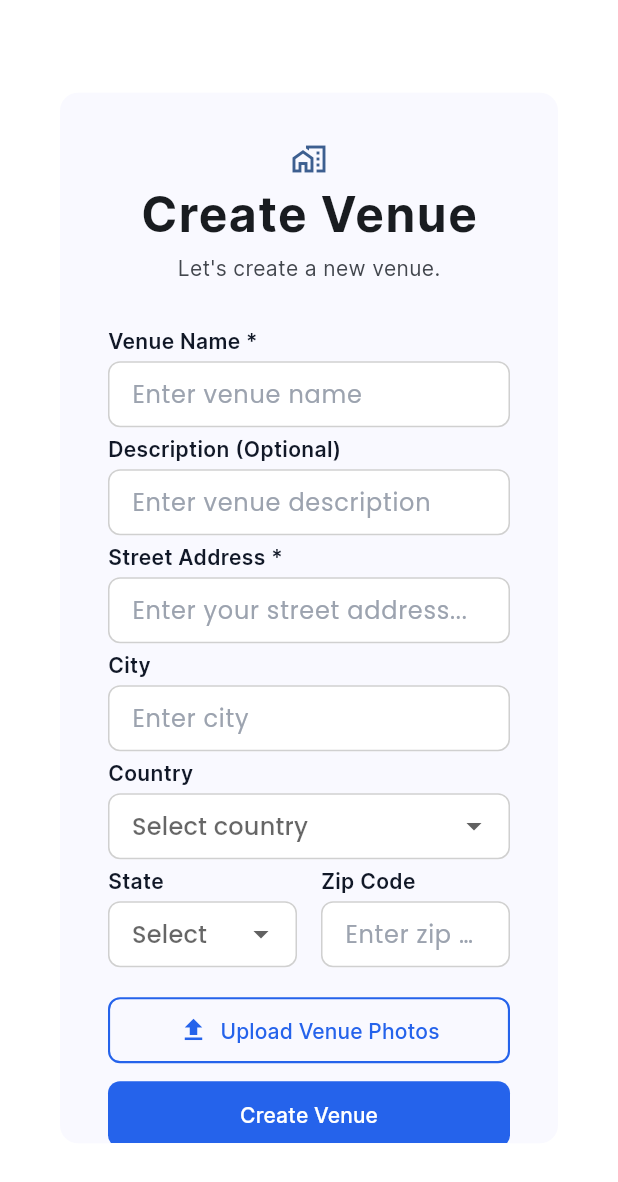
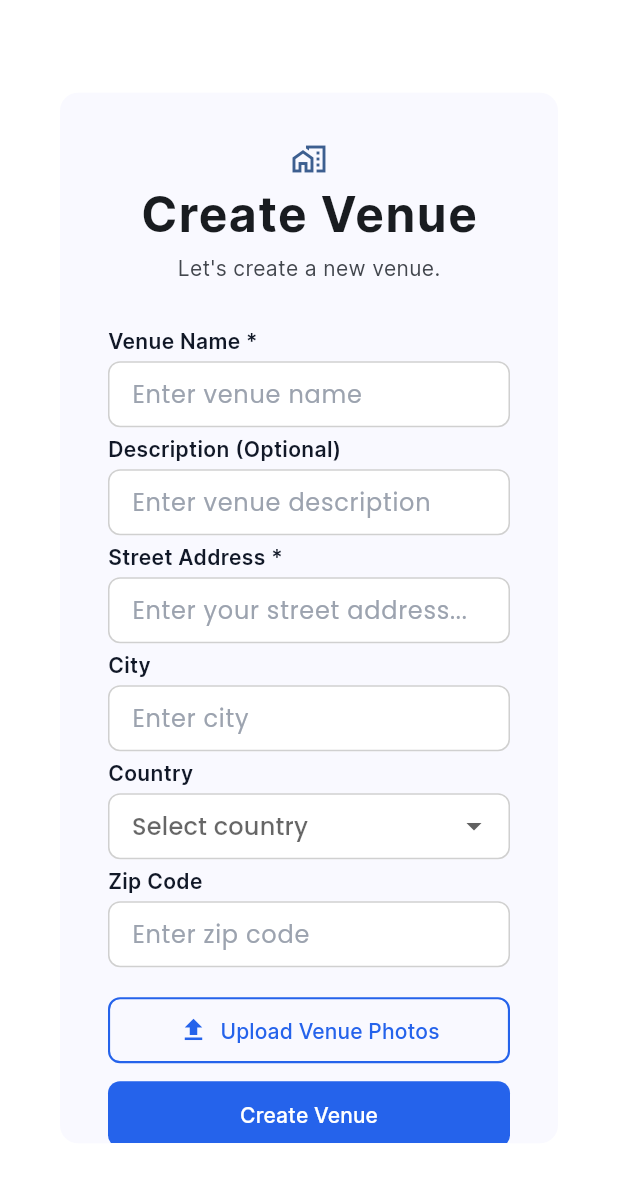
Before and after one commit to MilenkoTrifkovic/Traxx_events, a Flutter app: the CreateVenuePopupView widget shown alone on an empty page, opened directly with empty values, on a phone screen of 412 x 824 dp. Shown: the top 1182 px of the screen. Run offline on Flutter 3.47's test engine with Material 3 defaults, Android fonts, the phone set to English and light mode, and no system bars; our stand-ins replace cloud_firestore, cloud_functions, csv, dropdown_search, easy_localization, file_picker and 18 more; missing offline and left inert: dart:html, excel, firebase_ui_auth, map_location_picker, money2, nominatim_geocoding and 1 more; accounts and stored records are empty.

Commit message:
display state dropdown only when US selected

```diff
--- a/lib/controller/global_controllers/organisation_controller.dart
+++ b/lib/controller/global_controllers/organisation_controller.dart
@@ -75,6 +75,7 @@ class OrganisationController extends GetxController {
   /// Returns true if update succeeded, false otherwise.
   Future<bool> updateOrganisation(Organisation org) async {
     try {
+      print(  'Updating organisation: ${org.toJson()}');
       // isLoading.value = true;
       final updated = await _firestoreServices.updateOrganisation(org);
       organisation.value = updated;
--- a/lib/helper/validation_helper.dart
+++ b/lib/helper/validation_helper.dart
@@ -161,10 +161,14 @@ class ValidationHelper {
     required String? zipCode,
     required String? timezone,
   }) {
+    // State validation only required for United States
+    final stateValid = country != 'United States' ||
+        validateDropdownSelection(state, 'state') == null;
+
     return validateAddress(address) == null &&
         validateCity(city) == null &&
         validateDropdownSelection(country, 'country') == null &&
-        validateDropdownSelection(state, 'state') == null &&
+        stateValid &&
         validateZipCode(zipCode) == null &&
         validateDropdownSelection(timezone, 'timezone') == null;
   }
--- a/lib/models/organisation.dart
+++ b/lib/models/organisation.dart
@@ -11,7 +11,7 @@ class Organisation {
   final String street; // address.street
   final String city; // address.city
   final String zip; // address.zip
-  final String state; // address.state
+  final String? state; // address.state - Optional (only for USA)
   final String country; // address.country
 
   final String timezone; // Required
@@ -35,7 +35,7 @@ class Organisation {
     required this.street,
     required this.city,
     required this.zip,
-    required this.state,
+    this.state, // Optional - only required for USA
     required this.country,
     required this.timezone,
     this.currency = 'USD', // Default to USD if not provided
@@ -65,7 +65,7 @@ class Organisation {
       'address': {
         'street': street,
         'city': city,
-        'state': state,
+        if (state != null) 'state': state,
         'zip': zip,
         'country': country,
       },
@@ -158,7 +158,7 @@ class Organisation {
       'address': {
         'street': street,
         'city': city,
-        'state': state,
+        if (state != null) 'state': state,
         'zip': zip,
         'country': country,
       },
@@ -188,6 +188,7 @@ class Organisation {
     DateTime? createdAt,
     DateTime? modifiedDate,
     bool? isDisabled,
+    bool clearState = false, // Special flag to explicitly clear state
   }) {
     return Organisation(
       organisationId: organisationId ?? this.organisationId,
@@ -196,7 +197,7 @@ class Organisation {
       website: website ?? this.website,
       street: street ?? this.street,
       city: city ?? this.city,
-      state: state ?? this.state,
+      state: clearState ? null : (state ?? this.state),
       zip: zip ?? this.zip,
       country: country ?? this.country,
       timezone: timezone ?? this.timezone,
--- a/lib/models/venue.dart
+++ b/lib/models/venue.dart
@@ -27,7 +27,7 @@ class Venue {
   final String street; // address.street
   final String city; // address.city
   final String zip; // address.zip
-  final String state; // address.state
+  final String? state; // address.state - Optional (only for USA)
   final String country; // address.country
 
   /// Optional in-memory download URL for the venue's photo.
@@ -59,7 +59,10 @@ class Venue {
 
   /// Creates a new Venue instance
   String get fullAddress {
-    return '$street, $city, $state, $zip, $country';
+    final parts = [street, city];
+    if (state != null) parts.add(state!);
+    parts.addAll([zip, country]);
+    return parts.join(', ');
   }
 
   Venue({
@@ -77,7 +80,7 @@ class Venue {
     required this.street,
     required this.city,
     required this.zip,
-    required this.state,
+    this.state,
     required this.country,
   });
 
@@ -148,7 +151,7 @@ class Venue {
         'street': street,
         'city': city,
         'zip': zip,
-        'state': state,
+        if (state != null) 'state': state,
         'country': country,
       },
     };
@@ -171,7 +174,7 @@ class Venue {
         'street': street,
         'city': city,
         'zip': zip,
-        'state': state,
+        if (state != null) 'state': state,
         'country': country,
       },
     };
@@ -192,7 +195,7 @@ class Venue {
         'street': street,
         'city': city,
         'zip': zip,
-        'state': state,
+        if (state != null) 'state': state,
         'country': country,
       },
     };
@@ -213,7 +216,7 @@ class Venue {
         'street': street,
         'city': city,
         'zip': zip,
-        'state': state,
+        if (state != null) 'state': state,
         'country': country,
       },
     };
@@ -237,6 +240,7 @@ class Venue {
     String? zip,
     String? state,
     String? country,
+    bool clearState = false, // Special flag to explicitly clear state
   }) {
     return Venue(
       venueID: venueID ?? this.venueID,
@@ -253,7 +257,7 @@ class Venue {
       street: street ?? this.street,
       city: city ?? this.city,
       zip: zip ?? this.zip,
-      state: state ?? this.state,
+      state: clearState ? null : (state ?? this.state),
       country: country ?? this.country,
     );
   }
--- a/lib/utils/geocoding_helper.dart
+++ b/lib/utils/geocoding_helper.dart
@@ -76,10 +76,10 @@ class GeocodingHelper {
       // so we catch all errors and try simpler addresses
 
       // Try 1: City, State, Country (most likely to work)
-      print('Trying: ${venue.city}, ${venue.state}, ${venue.country}');
+      print('Trying: ${venue.city}, ${venue.state ?? 'no-state'}, ${venue.country}');
       final address1 = Address(
         city: venue.city,
-        state: venue.state,
+        state: venue.state ?? '', // Provide empty string if null
         postalCode: postalCode,
         country: venue.country,
       );
@@ -106,11 +106,12 @@ class GeocodingHelper {
       }
       print('City/Country - No results found');
 
-      // Try 3: State and Country (if city is not recognized)
-      if (venue.state.isNotEmpty) {
-        print('Trying: ${venue.state}, ${venue.country}');
+      // Try 3: State and Country (if city is not recognized and state exists)
+      if (venue.state != null && venue.state!.isNotEmpty) {
+        final stateName = venue.state!; // Capture non-null value
+        print('Trying: $stateName, ${venue.country}');
         final address3 = Address(
-          city: venue.state, // Use state as city for broader search
+          city: stateName, // Use state as city for broader search
           postalCode: postalCode,
           country: venue.country,
         );
--- a/lib/view/admin/organisation_info_popup/widgets/organisation_right_section.dart
+++ b/lib/view/admin/organisation_info_popup/widgets/organisation_right_section.dart
@@ -177,7 +177,7 @@ class _OrganisationRightSectionState extends State<OrganisationRightSection> {
       pushAndRemoveAllRoute(AppRoute.hostEvents, context);
     } catch (e) {
       hideLoadingIndicator();
-      print('❌ Error saving organisation: $e');
+      print('❌ Error saving organisation 1: $e');
       /* SnackBarUtils.showError(
         context,
         'Failed to save organisation: $e',
--- a/lib/view/admin/venues_and_menus/widgets/create_venue_popup_view.dart
+++ b/lib/view/admin/venues_and_menus/widgets/create_venue_popup_view.dart
@@ -129,11 +129,12 @@ class CreateVenuePopupView extends StatelessWidget {
                     )),
 
                 // State and Zip Row
-                Row(
+                Obx(() => Row(
                   children: [
-                    // State Dropdown
+                    // State Dropdown - Only for United States
+                    if (controller.selectedCountry.value == 'United States')
                       Expanded(
-                      child: Obx(() => AppDropdownMenu<String>(
+                        child: AppDropdownMenu<String>(
                               label: 'State',
                               value: controller.selectedState.value,
                               hintText: 'Select state',
@@ -151,8 +152,9 @@ class CreateVenuePopupView extends StatelessWidget {
                                   controller.selectedState.value = newValue;
                                 }
                               },
-                          )),
                             ),
+                      ),
+                    if (controller.selectedCountry.value == 'United States')
                       const SizedBox(width: 16),
                     // Zip Field
                     Expanded(
@@ -164,7 +166,7 @@ class CreateVenuePopupView extends StatelessWidget {
                       ),
                     ),
                   ],
-                ),
+                )),
                 const SizedBox(height: 16),
               ],
             ),
```
Also changed, not shown: lib/controller/admin_controllers/organisation_info_controller.dart (+15 -2 lines), lib/controller/venue_screen_controller.dart (+26 -2 lines), lib/features/settings/controllers/settings_screen_controller.dart (+20 -1 lines), lib/features/settings/widgets/organisation_info_form_section.dart (+10 -2 lines), lib/view/admin/organisation_info_popup/widgets/forms/location_time_form.dart (+7 -5 lines), 2 other files. Lines whose indentation alone changed are shown as unchanged.
